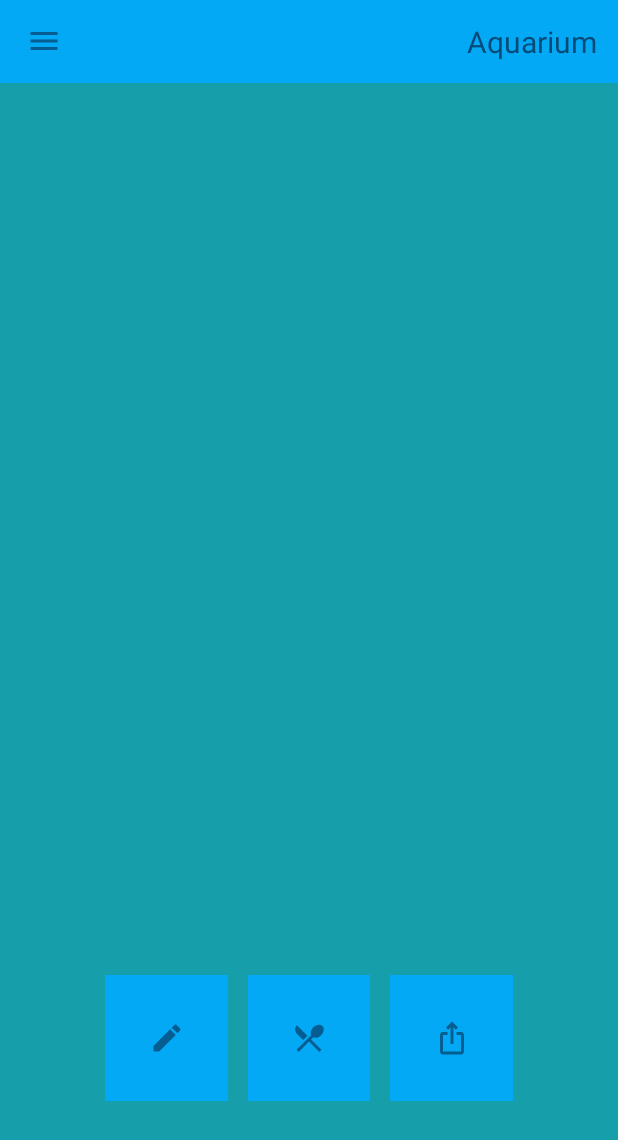
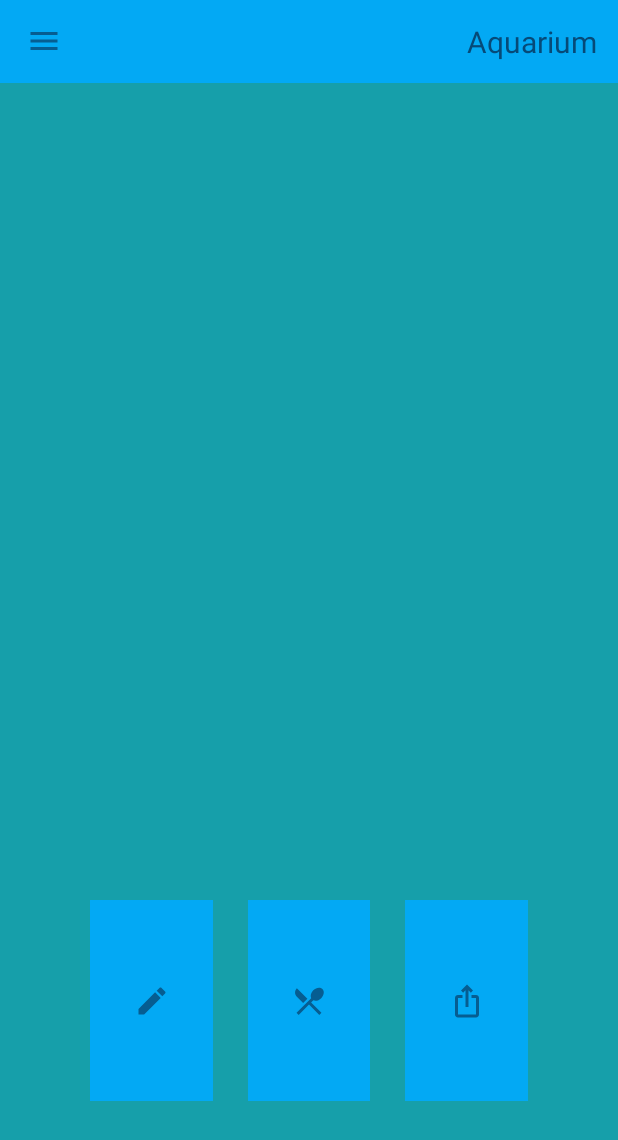
Before and after one commit to 55688rrrr/UIBasic2, an Android app: the screen it shows after launch (MainActivity), on a phone screen of 412 x 824 dp. Shown: the top 1140 px of the screen. Run offline under Robolectric (Android 15) with nearby library versions, the phone set to English and light mode, and no system bars.

Commit message:
將格式修改

```diff
--- a/app/src/main/res/layout/activity_main.xml
+++ b/app/src/main/res/layout/activity_main.xml
@@ -22,9 +22,9 @@
         android:layout_alignParentTop="true"
         android:layout_alignParentEnd="true"
         android:layout_alignParentBottom="true"
-        android:layout_marginStart="70dp"
-        android:layout_marginTop="650dp"
-        android:layout_marginEnd="260dp"
+        android:layout_marginStart="60dp"
+        android:layout_marginTop="600dp"
+        android:layout_marginEnd="270dp"
         android:layout_marginBottom="90dp"
         android:background="@color/itemBlue"
         app:layout_constraintTop_toTopOf="@+id/imageButton"
@@ -39,7 +39,7 @@
         android:layout_alignParentEnd="true"
         android:layout_alignParentBottom="true"
         android:layout_marginStart="165dp"
-        android:layout_marginTop="650dp"
+        android:layout_marginTop="600dp"
         android:layout_marginEnd="165dp"
         android:layout_marginBottom="90dp"
         android:background="@color/itemBlue"
@@ -53,9 +53,9 @@
         android:layout_alignParentTop="true"
         android:layout_alignParentEnd="true"
         android:layout_alignParentBottom="true"
-        android:layout_marginStart="260dp"
-        android:layout_marginTop="650dp"
-        android:layout_marginEnd="70dp"
+        android:layout_marginStart="270dp"
+        android:layout_marginTop="600dp"
+        android:layout_marginEnd="60dp"
         android:layout_marginBottom="90dp"
         android:background="@color/itemBlue"
         app:srcCompat="@drawable/ic_share" />
```
